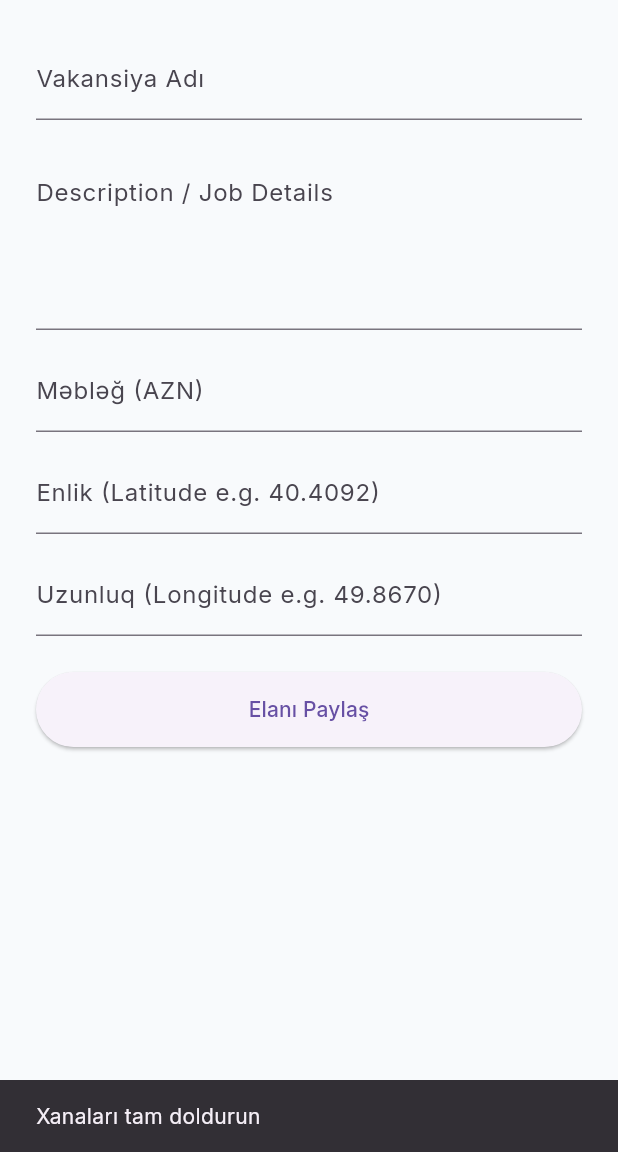
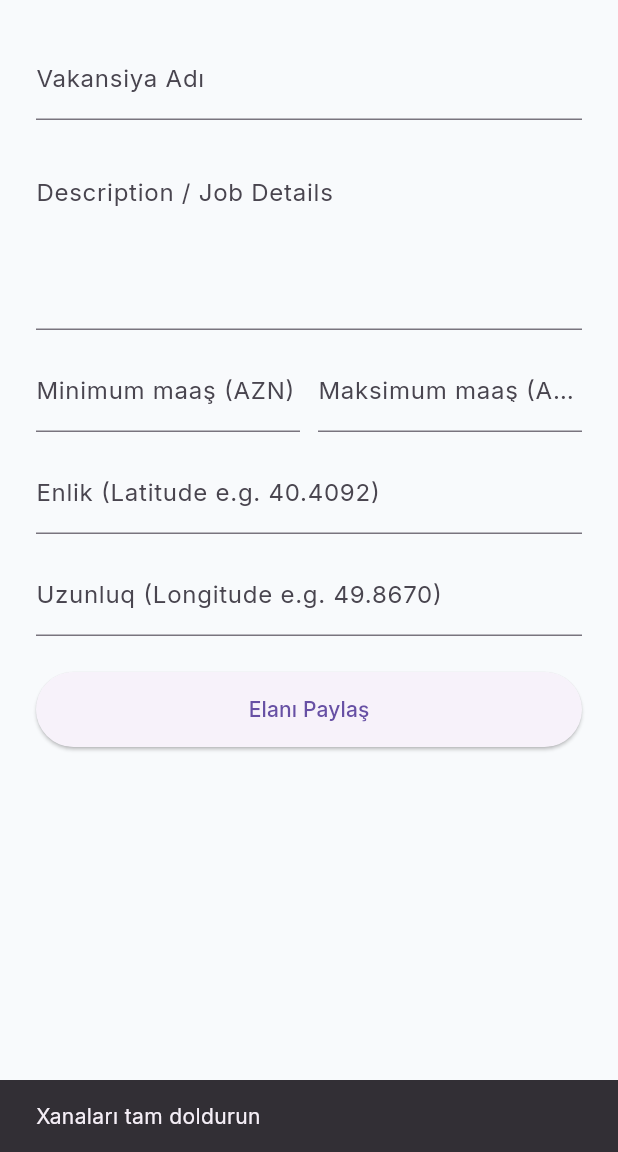
Before and after one commit to dailyclipss/workspot, a Flutter app: the AdminAddJobScreen screen opened directly, after a tap on "Elanı Paylaş", on a phone screen of 412 x 824 dp, the part 84-1236 px from its top. Run offline on Flutter 3.47's test engine with Material 3 defaults, Android fonts, the phone set to English and light mode, and no system bars; our stand-ins replace file_picker, geolocator, google_fonts, google_maps_flutter, google_mobile_ads, google_sign_in and 4 more; missing offline and left inert: google_maps_cluster_manager_2; accounts and stored records are empty; network calls fail.

Commit message:
Support salary min-max range in forms, map, admin and lists
Co-Authored-By: Claude Sonnet 5.5 <noreply@anthropic.com>
Claude-Session: https://claude.ai/code/session_01JU9jM9f9J2bAbyHyzQztLL

```diff
--- a/lib/admin/admin_add_job_screen.dart
+++ b/lib/admin/admin_add_job_screen.dart
@@ -1,5 +1,8 @@
 import 'package:flutter/material.dart';
+import 'package:flutter/services.dart';
 import 'package:supabase_flutter/supabase_flutter.dart';
+
+import '../utils/salary_utils.dart';
 
 class AdminAddJobScreen extends StatefulWidget {
   const AdminAddJobScreen({Key? key}) : super(key: key);
@@ -11,7 +14,8 @@ class AdminAddJobScreen extends StatefulWidget {
 class _AdminAddJobScreenState extends State<AdminAddJobScreen> {
   final _titleController = TextEditingController();
   final _descriptionController = TextEditingController();
-  final _salaryController = TextEditingController();
+  final _salaryMinController = TextEditingController();
+  final _salaryMaxController = TextEditingController();
   final _latController = TextEditingController();
   final _lngController = TextEditingController();
 
@@ -21,12 +25,27 @@ class _AdminAddJobScreenState extends State<AdminAddJobScreen> {
   bool _isLoading = false;
 
   Future<void> _submitJob() async {
-    if (_titleController.text.isEmpty || _salaryController.text.isEmpty) {
+    if (_titleController.text.isEmpty) {
       ScaffoldMessenger.of(context).showSnackBar(
         const SnackBar(content: Text('Xanaları tam doldurun')),
       );
       return;
     }
+
+    final salaryError = validateSalaryInputs(
+      _salaryMinController.text,
+      _salaryMaxController.text,
+      invalidMessage: 'Düzgün maaş daxil edin',
+      orderMessage: 'Minimum maaş maksimum maaşdan böyük ola bilməz',
+    );
+    if (salaryError != null) {
+      ScaffoldMessenger.of(context).showSnackBar(
+        SnackBar(content: Text(salaryError)),
+      );
+      return;
+    }
+    final salary =
+        salaryFromInputs(_salaryMinController.text, _salaryMaxController.text);
 
     setState(() => _isLoading = true);
     try {
@@ -38,7 +57,7 @@ class _AdminAddJobScreenState extends State<AdminAddJobScreen> {
         'description': _descriptionController.text.trim(),
         'category': _category,
         'employment_type': _employmentType,
-        'salary_amount': double.parse(_salaryController.text),
+        ...salaryPayload(salary),
         'salary_type': _salaryType,
         'location': 'POINT($lng $lat)',
         'is_active': true,
@@ -50,7 +69,8 @@ class _AdminAddJobScreenState extends State<AdminAddJobScreen> {
         const SnackBar(content: Text('Yeni elan uğurla əlavə olundu!')),
       );
       _titleController.clear();
-      _salaryController.clear();
+      _salaryMinController.clear();
+      _salaryMaxController.clear();
     } catch (e) {
       ScaffoldMessenger.of(context).showSnackBar(
         SnackBar(content: Text('Xəta: $e')),
@@ -64,7 +84,8 @@ class _AdminAddJobScreenState extends State<AdminAddJobScreen> {
   void dispose() {
     _titleController.dispose();
     _descriptionController.dispose();
-    _salaryController.dispose();
+    _salaryMinController.dispose();
+    _salaryMaxController.dispose();
     _latController.dispose();
     _lngController.dispose();
     super.dispose();
@@ -87,7 +108,29 @@ class _AdminAddJobScreenState extends State<AdminAddJobScreen> {
               decoration: const InputDecoration(labelText: 'Description / Job Details', alignLabelWithHint: true),
             ),
             const SizedBox(height: 12),
-            TextField(controller: _salaryController, keyboardType: TextInputType.number, decoration: const InputDecoration(labelText: 'Məbləğ (AZN)')),
+            Row(
+              children: [
+                Expanded(
+                  child: TextField(
+                    controller: _salaryMinController,
+                    keyboardType: TextInputType.number,
+                    inputFormatters: [FilteringTextInputFormatter.digitsOnly],
+                    maxLength: 6,
+                    decoration: const InputDecoration(labelText: 'Minimum maaş (AZN)', counterText: ''),
+                  ),
+                ),
+                const SizedBox(width: 12),
+                Expanded(
+                  child: TextField(
+                    controller: _salaryMaxController,
+                    keyboardType: TextInputType.number,
+                    inputFormatters: [FilteringTextInputFormatter.digitsOnly],
+                    maxLength: 6,
+                    decoration: const InputDecoration(labelText: 'Maksimum maaş (AZN)', counterText: ''),
+                  ),
+                ),
+              ],
+            ),
             const SizedBox(height: 12),
             TextField(controller: _latController, keyboardType: TextInputType.number, decoration: const InputDecoration(labelText: 'Enlik (Latitude e.g. 40.4092)')),
             const SizedBox(height: 12),
--- a/lib/screens/applications_screen.dart
+++ b/lib/screens/applications_screen.dart
@@ -1,5 +1,7 @@
 import 'package:flutter/material.dart';
 import 'package:supabase_flutter/supabase_flutter.dart';
+
+import '../utils/salary_utils.dart';
 
 class ApplicationsScreen extends StatefulWidget {
   const ApplicationsScreen({super.key});
@@ -105,7 +107,7 @@ class _ApplicationsScreenState extends State<ApplicationsScreen> {
                                 children: [
                                   Text(job['title'] ?? 'Vakansiya', style: const TextStyle(fontWeight: FontWeight.bold, fontSize: 15)),
                                   const SizedBox(height: 2),
-                                  Text('${job['company_name'] ?? 'Məkan'} • ${job['salary_amount'] ?? 0} AZN', style: TextStyle(color: Colors.grey.shade600, fontSize: 13)),
+                                  Text('${job['company_name'] ?? 'Məkan'} • ${formatSalaryDisplay(parseSalary(job))}', style: TextStyle(color: Colors.grey.shade600, fontSize: 13)),
                                 ],
                               ),
                             ),
--- a/lib/screens/business_dashboard.dart
+++ b/lib/screens/business_dashboard.dart
@@ -2,6 +2,7 @@ import 'package:flutter/material.dart';
 import 'package:supabase_flutter/supabase_flutter.dart';
 
 import '../services/app_language.dart';
+import '../utils/salary_utils.dart';
 import 'add_job_screen.dart';
 import 'home_map_screen.dart';
 
@@ -198,7 +199,7 @@ class _BusinessDashboardScreenState extends State<BusinessDashboardScreen> {
               ],
             ),
           ),
-          Text('${job['salary_amount'] ?? job['salary'] ?? 0}',
+          Text(formatSalaryDisplay(parseSalary(job)),
               style: const TextStyle(
                   color: Color(0xFF60A5FA), fontWeight: FontWeight.bold)),
         ],
--- a/lib/screens/employer_dashboard_screen.dart
+++ b/lib/screens/employer_dashboard_screen.dart
@@ -1,5 +1,7 @@
 import 'package:flutter/material.dart';
 import 'package:supabase_flutter/supabase_flutter.dart';
+
+import '../utils/salary_utils.dart';
 
 class EmployerDashboardScreen extends StatefulWidget {
   const EmployerDashboardScreen({Key? key}) : super(key: key);
@@ -137,7 +139,7 @@ class _EmployerDashboardScreenState extends State<EmployerDashboardScreen> {
                             ),
                             const SizedBox(height: 8),
                             Text('Namizəd: İş Axtaran Namizəd', style: TextStyle(color: Colors.grey.shade700, fontSize: 14, fontWeight: FontWeight.w500)),
-                            Text('Maaş: ${job['salary_amount'] ?? 0} AZN', style: TextStyle(color: Colors.grey.shade600, fontSize: 13)),
+                            Text('Maaş: ${formatSalaryDisplay(parseSalary(job))}', style: TextStyle(color: Colors.grey.shade600, fontSize: 13)),
                             const Divider(height: 24),
                             Row(
                               mainAxisAlignment: MainAxisAlignment.end,
--- a/lib/screens/profile_screen.dart
+++ b/lib/screens/profile_screen.dart
@@ -6,6 +6,7 @@ import 'dart:typed_data';
 import '../config/admin_gate.dart';
 import '../services/app_language.dart';
 import '../services/admin_auth_service.dart';
+import '../utils/salary_utils.dart';
 import '../widgets/language_theme_controls.dart';
 import 'home_map_screen.dart';
 
@@ -273,7 +274,7 @@ class _ProfileScreenState extends State<ProfileScreen> {
 
       final response = await client
           .from('applications')
-          .select('*, jobs(title, company_name, salary_amount, category)')
+          .select('*, jobs(title, company_name, salary_amount, salary, salary_min, salary_max, category)')
           .eq('applicant_id', applicant['id'])
           .order('created_at', ascending: false);
 
@@ -1328,7 +1329,7 @@ class _ProfileScreenState extends State<ProfileScreen> {
                                     subtitle: Padding(
                                       padding: const EdgeInsets.only(top: 4.0),
                                       child: Text(
-                                        '${jobData?['company_name'] ?? 'Şirkət'} • ${jobData?['salary_amount'] ?? 0} AZN',
+                                        '${jobData?['company_name'] ?? 'Şirkət'} • ${formatSalaryDisplay(parseSalary(Map<String, dynamic>.from(jobData ?? const {})))}',
                                         style: TextStyle(
                                             color: _muted, fontSize: 13),
                                       ),
--- a/lib/screens/saved_jobs_screen.dart
+++ b/lib/screens/saved_jobs_screen.dart
@@ -1,5 +1,6 @@
 import 'package:flutter/material.dart';
 import '../models/job_model.dart';
+import '../utils/salary_utils.dart';
 
 class SavedJobsScreen extends StatefulWidget {
   final List<JobModel>? savedJobsList;
@@ -67,7 +68,7 @@ class _SavedJobsScreenState extends State<SavedJobsScreen> {
                       ),
                     ),
                     title: Text(job.title, style: const TextStyle(fontWeight: FontWeight.bold)),
-                    subtitle: Text('${job.companyName} • ${job.salaryAmount.toInt()} AZN'),
+                    subtitle: Text('${job.companyName} • ${formatSalaryDisplay(job.salaryRange)}'),
                     trailing: IconButton(
                       icon: const Icon(Icons.star, color: Colors.amber),
                       onPressed: () => _removeSavedJob(job.id),
--- a/lib/services/app_language.dart
+++ b/lib/services/app_language.dart
@@ -350,6 +350,12 @@ class AppLanguage extends ChangeNotifier {
       'aj_salary_agreement': 'Razılaşma ilə',
       'aj_salary_req': 'Maaşı daxil edin və ya "Razılaşma ilə" seçin',
       'aj_salary_invalid': 'Düzgün maaş daxil edin',
+      'aj_salary_min': 'Minimum maaş (AZN)',
+      'aj_salary_max': 'Maksimum maaş (AZN)',
+      'aj_salary_min_hint': 'Məs: 600',
+      'aj_salary_max_hint': 'Məs: 2000',
+      'aj_salary_order': 'Minimum maaş maksimum maaşdan böyük ola bilməz',
+      'aj_salary_optional_note': 'Boş buraxsanız maaş "Razılaşma ilə" göstəriləcək',
       'aj_schedule': 'Qrafik',
       'aj_schedule_hint': 'İş qrafiki',
       'aj_schedule_req': 'Qrafiki seçin',
@@ -731,6 +737,12 @@ class AppLanguage extends ChangeNotifier {
       'aj_salary_agreement': 'По договорённости',
       'aj_salary_req': 'Введите зарплату или выберите «По договорённости»',
       'aj_salary_invalid': 'Введите корректную зарплату',
+      'aj_salary_min': 'Минимальная зарплата (AZN)',
+      'aj_salary_max': 'Максимальная зарплата (AZN)',
+      'aj_salary_min_hint': 'Напр.: 600',
+      'aj_salary_max_hint': 'Напр.: 2000',
+      'aj_salary_order': 'Минимальная зарплата не может быть больше максимальной',
+      'aj_salary_optional_note': 'Если оставить пустым, будет «По договорённости»',
       'aj_schedule': 'График',
       'aj_schedule_hint': 'График работы',
       'aj_schedule_req': 'Выберите график',
@@ -1109,6 +1121,12 @@ class AppLanguage extends ChangeNotifier {
       'aj_salary_agreement': 'Negotiable',
       'aj_salary_req': 'Enter the salary or select "Negotiable"',
       'aj_salary_invalid': 'Enter a valid salary',
+      'aj_salary_min': 'Minimum salary (AZN)',
+      'aj_salary_max': 'Maximum salary (AZN)',
+      'aj_salary_min_hint': 'E.g. 600',
+      'aj_salary_max_hint': 'E.g. 2000',
+      'aj_salary_order': 'Minimum salary cannot exceed maximum salary',
+      'aj_salary_optional_note': 'If left empty, the salary will show as "Negotiable"',
       'aj_schedule': 'Schedule',
       'aj_schedule_hint': 'Work schedule',
       'aj_schedule_req': 'Select a schedule',
```
Also changed, not shown: lib/models/job_model.dart (+5 -6 lines), lib/screens/add_job_screen.dart (+37 -28 lines), lib/screens/admin_dashboard_screen.dart (+43 -39 lines), lib/screens/home_map_screen.dart (+11 -45 lines).
